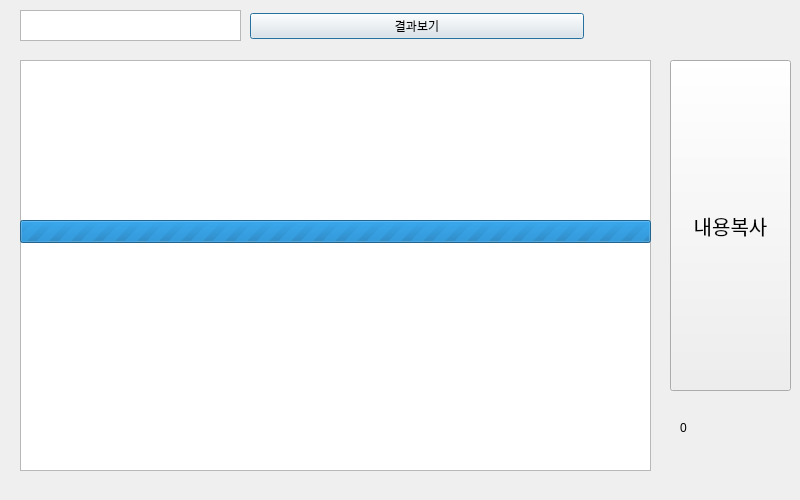
This is 1.ui in D-SeeD-kayres/makeBlog as Qt 5 draws it before an edit. The edited form follows.
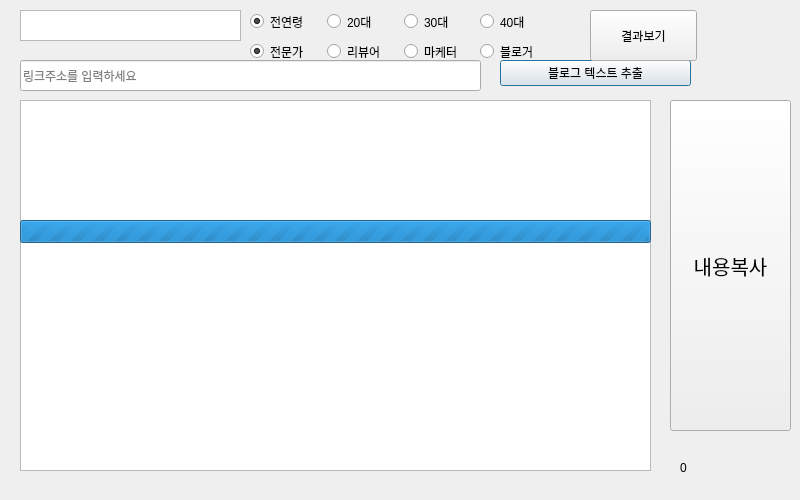
This is the edited form.

Commit message: 타겟 설정 ui 수정

```diff
--- a/1.ui
+++ b/1.ui
@@ -27,9 +27,9 @@
    <property name="geometry">
     <rect>
      <x>20</x>
-     <y>60</y>
+     <y>100</y>
      <width>631</width>
-     <height>411</height>
+     <height>371</height>
     </rect>
    </property>
   </widget>
@@ -37,7 +37,7 @@
    <property name="geometry">
     <rect>
      <x>670</x>
-     <y>60</y>
+     <y>100</y>
      <width>121</width>
      <height>331</height>
     </rect>
@@ -58,7 +58,7 @@
    <property name="geometry">
     <rect>
      <x>680</x>
-     <y>420</y>
+     <y>460</y>
      <width>58</width>
      <height>16</height>
     </rect>
@@ -67,29 +67,6 @@
     <string>0</string>
    </property>
   </widget>
-  <widget class="QWidget" name="layoutWidget">
-   <property name="geometry">
-    <rect>
-     <x>250</x>
-     <y>10</y>
-     <width>334</width>
-     <height>32</height>
-    </rect>
-   </property>
-   <layout class="QHBoxLayout" name="horizontalLayout_2">
-    <item>
-     <layout class="QHBoxLayout" name="horizontalLayout">
-      <item>
-       <widget class="QPushButton" name="btn">
-        <property name="text">
-         <string>결과보기</string>
-        </property>
-       </widget>
-      </item>
-     </layout>
-    </item>
-   </layout>
-  </widget>
   <widget class="QProgressBar" name="pBar">
    <property name="geometry">
     <rect>
@@ -106,6 +83,131 @@
     <number>-1</number>
    </property>
   </widget>
+  <widget class="QLineEdit" name="textLink">
+   <property name="geometry">
+    <rect>
+     <x>20</x>
+     <y>60</y>
+     <width>461</width>
+     <height>31</height>
+    </rect>
+   </property>
+   <property name="placeholderText">
+    <string>링크주소를 입력하세요</string>
+   </property>
+  </widget>
+  <widget class="QPushButton" name="btnBlog">
+   <property name="geometry">
+    <rect>
+     <x>500</x>
+     <y>60</y>
+     <width>191</width>
+     <height>26</height>
+    </rect>
+   </property>
+   <property name="text">
+    <string>블로그 텍스트 추출</string>
+   </property>
+  </widget>
+  <widget class="QWidget" name="horizontalLayoutWidget">
+   <property name="geometry">
+    <rect>
+     <x>250</x>
+     <y>10</y>
+     <width>301</width>
+     <height>23</height>
+    </rect>
+   </property>
+   <layout class="QHBoxLayout" name="horizontalLayout_3">
+    <item>
+     <widget class="QRadioButton" name="ageRadio0">
+      <property name="text">
+       <string>전연령</string>
+      </property>
+      <property name="checked">
+       <bool>true</bool>
+      </property>
+     </widget>
+    </item>
+    <item>
+     <widget class="QRadioButton" name="ageRadio1">
+      <property name="text">
+       <string>20대</string>
+      </property>
+     </widget>
+    </item>
+    <item>
+     <widget class="QRadioButton" name="ageRadio2">
+      <property name="text">
+       <string>30대</string>
+      </property>
+     </widget>
+    </item>
+    <item>
+     <widget class="QRadioButton" name="ageRadio3">
+      <property name="text">
+       <string>40대</string>
+      </property>
+     </widget>
+    </item>
+   </layout>
+  </widget>
+  <widget class="QPushButton" name="btn">
+   <property name="geometry">
+    <rect>
+     <x>590</x>
+     <y>10</y>
+     <width>107</width>
+     <height>51</height>
+    </rect>
+   </property>
+   <property name="text">
+    <string>결과보기</string>
+   </property>
+  </widget>
+  <widget class="QWidget" name="horizontalLayoutWidget_2">
+   <property name="geometry">
+    <rect>
+     <x>250</x>
+     <y>40</y>
+     <width>301</width>
+     <height>23</height>
+    </rect>
+   </property>
+   <layout class="QHBoxLayout" name="horizontalLayout_4">
+    <item>
+     <widget class="QRadioButton" name="jobRadio0">
+      <property name="text">
+       <string>전문가</string>
+      </property>
+      <property name="checked">
+       <bool>true</bool>
+      </property>
+     </widget>
+    </item>
+    <item>
+     <widget class="QRadioButton" name="jobRadio1">
+      <property name="text">
+       <string>리뷰어</string>
+      </property>
+     </widget>
+    </item>
+    <item>
+     <widget class="QRadioButton" name="jobRadio2">
+      <property name="text">
+       <string>마케터</string>
+      </property>
+     </widget>
+    </item>
+    <item>
+     <widget class="QRadioButton" name="jobRadio3">
+      <property name="text">
+       <string>블로거</string>
+      </property>
+     </widget>
+    </item>
+   </layout>
+  </widget>
  </widget>
  <resources/>
  <connections/>
```
